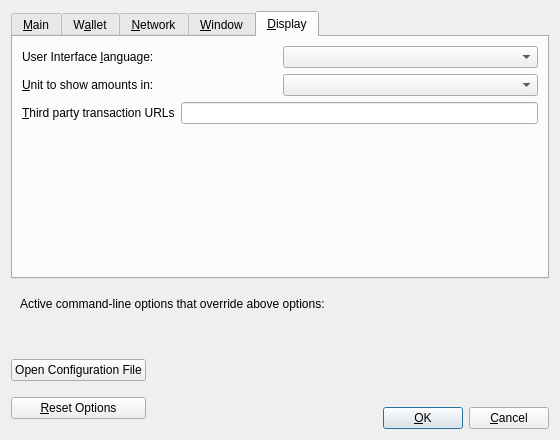
Before: the Qt Designer form src/qt/forms/optionsdialog.ui in jin7659/xpchain-community-core-upgrade, drawn with Qt 5.
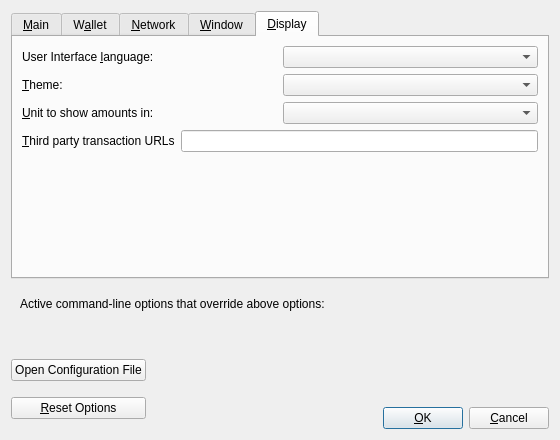
After: the same form once the commit is applied. The open tabs and pages were chosen to show the change. Custom widgets are drawn as their Qt base class.

Commit message:
Add light/dark/system theme selection to the Qt wallet
Expose a Display-tab Theme combo (Match system / Light / Dark), ship a
light QSS alongside the existing dark stylesheet, and apply the choice
live (including OS palette changes when following system).

Diff of the .ui file:
```diff
--- a/src/qt/forms/optionsdialog.ui
+++ b/src/qt/forms/optionsdialog.ui
@@ -641,6 +641,30 @@
          </item>
         </layout>
        </item>
+       <item>
+        <layout class="QHBoxLayout" name="horizontalLayout_Theme_Display">
+         <item>
+          <widget class="QLabel" name="themeLabel">
+           <property name="text">
+            <string>&amp;Theme:</string>
+           </property>
+           <property name="textFormat">
+            <enum>Qt::PlainText</enum>
+           </property>
+           <property name="buddy">
+            <cstring>theme</cstring>
+           </property>
+          </widget>
+         </item>
+         <item>
+          <widget class="QValueComboBox" name="theme">
+           <property name="toolTip">
+            <string>Choose Light or Dark, or Match system to follow the operating system appearance.</string>
+           </property>
+          </widget>
+         </item>
+        </layout>
+       </item>
        <item>
         <layout class="QHBoxLayout" name="horizontalLayout_2_Display">
          <item>
```
The commit also changes 10 other files.
